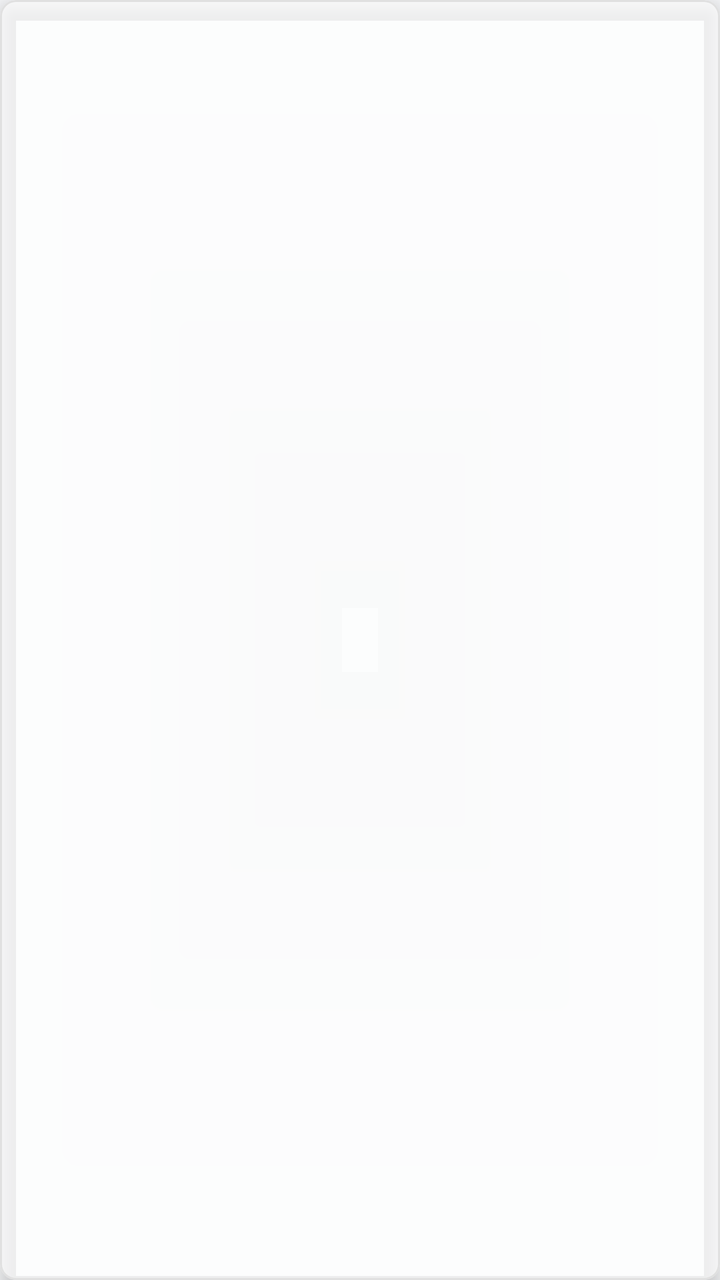
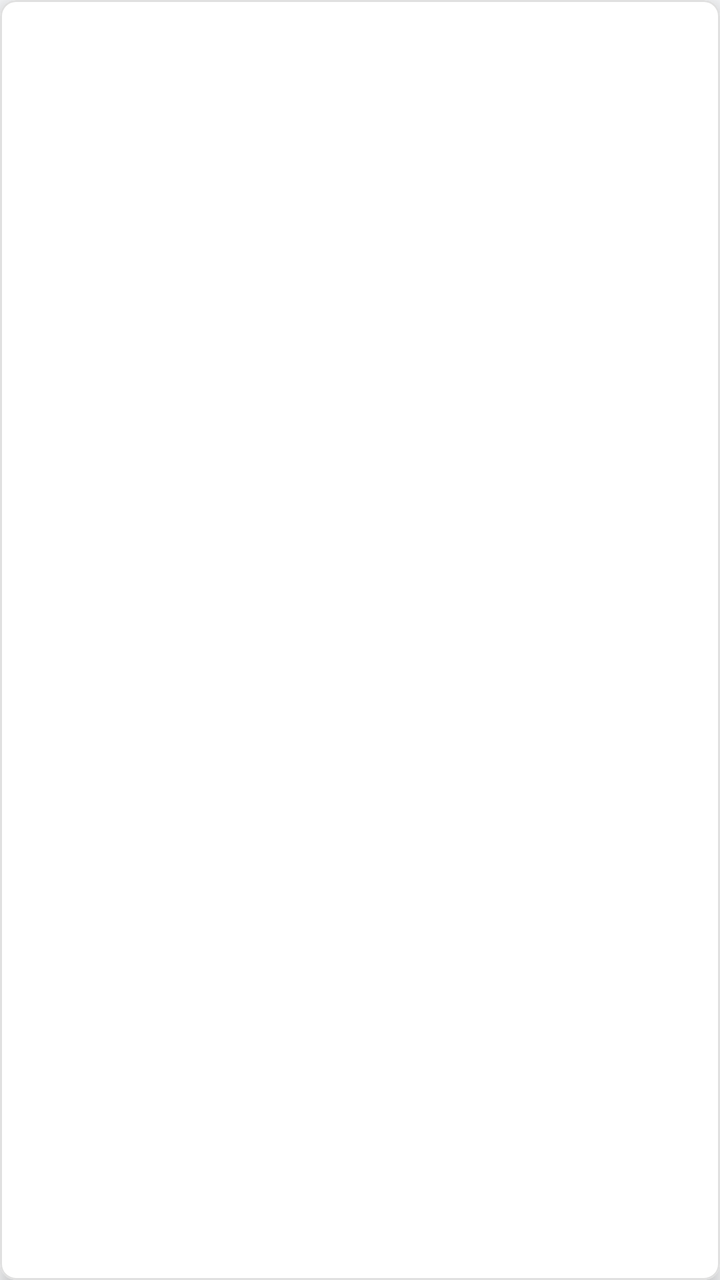

Two renders of the same Android screen: before a commit and after it. Below are the layout's source before the change and the commit's diff.
<!-- AndroidManifest.xml: application theme Theme.MyApp -->
<!-- res/layout/custom_marker_view.xml -->
<?xml version="1.0" encoding="utf-8"?>
<com.google.android.material.card.MaterialCardView
    xmlns:android="http://schemas.android.com/apk/res/android"
    xmlns:app="http://schemas.android.com/apk/res-auto"
    android:layout_width="wrap_content"
    android:layout_height="wrap_content"
    app:cardBackgroundColor="#ABFFFFFF"
    app:cardCornerRadius="8dp"
    app:cardElevation="6dp"
    app:strokeColor="#E0E0E0"
    app:strokeWidth="1dp">

    <TextView
        android:id="@+id/tv_marker_text"
        android:layout_width="wrap_content"
        android:layout_height="wrap_content"
        android:paddingHorizontal="16dp"
        android:paddingVertical="10dp"
        android:gravity="center"
        android:textColor="#333333"
        android:textSize="13sp"
        android:textStyle="bold"
        android:lineSpacingExtra="4dp"/>

</com.google.android.material.card.MaterialCardView>
<!-- resources referenced by this layout -->
<resources>
  <style name="Theme.MyApp" parent="Theme.MaterialComponents.DayNight.NoActionBar">
          
          <item name="colorPrimary">#9A56B9</item>
          <item name="colorPrimaryVariant">#7A3F94</item>
          <item name="colorOnPrimary">#FFFFFF</item>
  
          
          <item name="colorSecondary">#2648A4</item>
          <item name="colorSecondaryVariant">#1B3578</item>
          <item name="colorOnSecondary">#FFFFFF</item>
  
          
          <item name="android:statusBarColor">#9A56B9</item>
  
          
          <item name="android:windowBackground">#F8F9FB</item>
      </style>
</resources>

<!-- the commit's change to res/layout/custom_marker_view.xml (unified diff, before → after) -->
@@ -4,10 +4,10 @@
     xmlns:app="http://schemas.android.com/apk/res-auto"
     android:layout_width="wrap_content"
     android:layout_height="wrap_content"
-    app:cardBackgroundColor="#ABFFFFFF"
+    app:cardBackgroundColor="@color/cardBackground"
     app:cardCornerRadius="8dp"
     app:cardElevation="6dp"
-    app:strokeColor="#E0E0E0"
+    app:strokeColor="@color/shimmerBackground"
     app:strokeWidth="1dp">
 
     <TextView
@@ -17,7 +17,7 @@
         android:paddingHorizontal="16dp"
         android:paddingVertical="10dp"
         android:gravity="center"
-        android:textColor="#333333"
+        android:textColor="@color/textPrimary"
         android:textSize="13sp"
         android:textStyle="bold"
         android:lineSpacingExtra="4dp"/>
<!-- resource entries referenced after the edit -->
@@ -1,5 +1,8 @@
 <!-- resources referenced by this layout -->
 <resources>
+  <color name="cardBackground">#FFFFFF</color>
+  <color name="shimmerBackground">#E0E0E0</color>
+  <color name="textPrimary">#000000</color>
   <style name="Theme.MyApp" parent="Theme.MaterialComponents.DayNight.NoActionBar">
           
           <item name="colorPrimary">#9A56B9</item>
